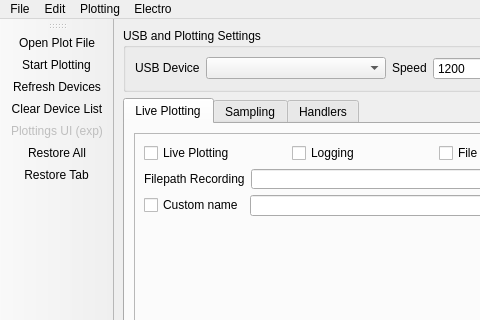
Old version of the form Resources/mainui.ui in the repository gdroumpalis/Electro; both pictures show x 0 to 480 and y 0 to 320 of the 718 by 521 pixel window.
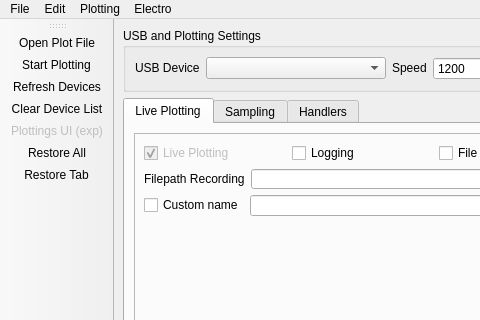
New version of the form. Icons and pictures are not drawn.

Diff of the .ui file:
```diff
--- a/Resources/mainui.ui
+++ b/Resources/mainui.ui
@@ -137,9 +137,15 @@
               <layout class="QGridLayout" name="gridLayout_7">
                <item row="0" column="0">
                 <widget class="QCheckBox" name="liveplottingcheckbox">
+                 <property name="enabled">
+                  <bool>false</bool>
+                 </property>
                  <property name="text">
                   <string>Live Plotting</string>
                  </property>
+                 <property name="checked">
+                  <bool>true</bool>
+                 </property>
                 </widget>
                </item>
                <item row="0" column="1">
```
Left out of the diff: 2 changed lines with no effect on the pictures.
